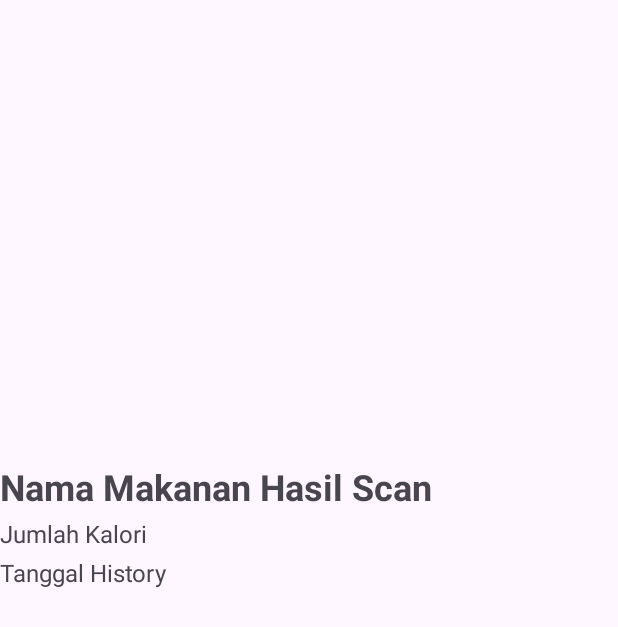
After one commit to BillyPrestoneM/IDEAT-Capstone-Project, an Android app: the DetailHistoryActivity screen opened directly, with no data from a screen before it, on a phone screen of 412 x 824 dp. The commit adds this screen. Shown: the top 627 px of the screen. Run offline under Robolectric (Android 15) with nearby library versions, the phone set to English and light mode, and no system bars; pictures from the network do not load.

Commit message:
pemanggilan detail riwayat

```diff
--- a/app/src/main/java/com/example/ideatapp/MyApplication.kt
+++ b/app/src/main/java/com/example/ideatapp/MyApplication.kt
@@ -1,6 +1,7 @@
 package com.example.ideatapp
 
 import android.app.Application
+import com.example.ideatapp.di.modules.DetailModule
 import com.example.ideatapp.di.modules.HomeModule
 import com.example.ideatapp.di.modules.dataStoreModule
 import com.example.ideatapp.di.modules.scanModule
@@ -16,7 +17,7 @@ class MyApplication : Application() {
         startKoin {
             androidContext(this@MyApplication)
             androidLogger(Level.ERROR)
-            modules(listOf(dataStoreModule, userModule, scanModule, HomeModule))
+            modules(listOf(dataStoreModule, userModule, scanModule, HomeModule, DetailModule))
         }
     }
 }
--- a/app/src/main/java/com/example/ideatapp/data/retrofit/ApiService.kt
+++ b/app/src/main/java/com/example/ideatapp/data/retrofit/ApiService.kt
@@ -1,4 +1,5 @@
 package com.example.ideatapp.data.retrofit
+import com.example.ideatapp.data.model.DetailRiwayatResponse
 import com.example.ideatapp.data.model.LoginResponse
 import com.example.ideatapp.data.model.RegisterResponse
 import com.example.ideatapp.data.model.RiwayatResponse
@@ -11,6 +12,7 @@ import retrofit2.http.GET
 import retrofit2.http.Multipart
 import retrofit2.http.POST
 import retrofit2.http.Part
+import retrofit2.http.Path
 
 interface ApiService {
 
@@ -28,4 +30,7 @@ interface ApiService {
 
     @GET("historyScan")
     suspend fun historyCall(): RiwayatResponse
+
+    @GET("historyScan/{idHistory}")
+    suspend fun detailCall(@Path("idHistory") idHistory: String): Response<DetailRiwayatResponse>
 }
--- /dev/null
+++ b/app/src/main/java/com/example/ideatapp/di/modules/DetailModule.kt
@@ -0,0 +1,17 @@
+package com.example.ideatapp.di.modules
+
+import com.example.ideatapp.data.repository.DetailRepositoryImpl
+import com.example.ideatapp.data.retrofit.ApiConfig
+import com.example.ideatapp.data.retrofit.ApiService
+import com.example.ideatapp.domain.repository.DetailRepository
+import com.example.ideatapp.domain.usecase.DetailUseCase
+import com.example.ideatapp.presentation.viewmodel.DetailViewModelImpl
+import org.koin.androidx.viewmodel.dsl.viewModel
+import org.koin.dsl.module
+
+val DetailModule = module {
+    single<ApiService> { ApiConfig.getApiService() }
+    single<DetailRepository> { DetailRepositoryImpl(get(), get()) }
+    single { DetailUseCase(get()) }
+    viewModel { DetailViewModelImpl(get(), get()) }
+}
--- /dev/null
+++ b/app/src/main/java/com/example/ideatapp/domain/repository/DetailRepository.kt
@@ -0,0 +1,8 @@
+package com.example.ideatapp.domain.repository
+
+import com.example.ideatapp.data.model.DetailRiwayatResponse
+import com.example.ideatapp.di.utils.ResultUtil
+
+interface DetailRepository {
+    suspend fun detailHistory(idHistory: String): ResultUtil<DetailRiwayatResponse>
+}
--- /dev/null
+++ b/app/src/main/java/com/example/ideatapp/domain/usecase/DetailUseCase.kt
@@ -0,0 +1,12 @@
+package com.example.ideatapp.domain.usecase
+
+import com.example.ideatapp.data.model.DetailRiwayatResponse
+import com.example.ideatapp.di.utils.ResultUtil
+import com.example.ideatapp.domain.repository.DetailRepository
+
+class DetailUseCase(private val detailRepository: DetailRepository) {
+    suspend operator fun invoke(idHistory: String) : ResultUtil<DetailRiwayatResponse> {
+        return detailRepository.detailHistory(idHistory)
+
+    }
+}
--- /dev/null
+++ b/app/src/main/java/com/example/ideatapp/presentation/ui/DetailHistoryActivity.kt
@@ -0,0 +1,71 @@
+package com.example.ideatapp.presentation.ui
+
+import android.os.Bundle
+import android.util.Log
+import android.view.View
+import android.widget.ImageView
+import android.widget.ProgressBar
+import android.widget.TextView
+import android.widget.Toast
+import androidx.appcompat.app.AppCompatActivity
+import androidx.lifecycle.Observer
+import com.bumptech.glide.Glide
+import com.example.ideatapp.databinding.ActivityDetailHistoryBinding
+import com.example.ideatapp.di.utils.ResultUtil
+import com.example.ideatapp.presentation.viewmodel.DetailViewModelImpl
+import org.koin.androidx.viewmodel.ext.android.viewModel
+
+class DetailHistoryActivity : AppCompatActivity() {
+    private val detailViewModel: DetailViewModelImpl by viewModel()
+
+    private lateinit var ivHistoryImage: ImageView
+    private lateinit var tvHistoryName: TextView
+    private lateinit var tvKaloriHistory: TextView
+    private lateinit var tvtanggalHistory: TextView
+    private lateinit var progressBar: ProgressBar
+
+    override fun onCreate(savedInstanceState: Bundle?) {
+        super.onCreate(savedInstanceState)
+        val binding = ActivityDetailHistoryBinding.inflate(layoutInflater)
+        setContentView(binding.root)
+
+        ivHistoryImage = binding.ivHistoryImage
+        tvHistoryName = binding.tvHistoryName
+        tvKaloriHistory = binding.tvKaloriHistory
+        tvtanggalHistory = binding.tvtanggalHistory
+        progressBar = binding.progressBar
+
+        val storyId = intent.getStringExtra("STORY_ID") ?: ""
+        Log.d("DetailStoryActivity", "Received story ID: $storyId")
+
+        detailViewModel.fetchDetailHistory(storyId)
+
+        detailViewModel.detailHistory.observe(this) { result ->
+            when (result) {
+                is ResultUtil.Loading -> {
+                    progressBar.visibility = View.VISIBLE
+                }
+
+                is ResultUtil.Success -> {
+                    progressBar.visibility = View.GONE
+                    result.data.data?.let { data ->
+                        tvHistoryName.text = data.makanan ?: "Nama Tidak tersedia"
+                        tvKaloriHistory.text = data.kalori ?: "Kalori Tidak tersedia"
+                        tvtanggalHistory.text = data.tanggal ?: "Tanggal Tidak tersedia"
+                        Glide.with(this)
+                            .load(data.image)
+                            .into(ivHistoryImage)
+                    } ?: showToast("Data tidak tersedia")
+                }
+                is ResultUtil.Error -> {
+                    progressBar.visibility = View.GONE
+                    showToast("Error: ${result.message}")
+                }
+            }
+        }
+
+    }
+    private fun showToast(message: String) {
+        Toast.makeText(this, message, Toast.LENGTH_SHORT).show()
+    }
+}
--- /dev/null
+++ b/app/src/main/java/com/example/ideatapp/presentation/viewmodel/DetailViewModelImpl.kt
@@ -0,0 +1,37 @@
+package com.example.ideatapp.presentation.viewmodel
+
+import androidx.lifecycle.MutableLiveData
+import androidx.lifecycle.ViewModel
+import androidx.lifecycle.viewModelScope
+import com.example.ideatapp.data.model.DetailRiwayatResponse
+import com.example.ideatapp.di.utils.ResultUtil
+import com.example.ideatapp.domain.usecase.DetailUseCase
+import com.example.ideatapp.domain.usecase.GetTokenUseCase
+import kotlinx.coroutines.launch
+
+class DetailViewModelImpl(
+    private val detailUseCase: DetailUseCase,
+    private val getTokenUseCase: GetTokenUseCase
+) : ViewModel() {
+
+    private val _detailHistory = MutableLiveData<ResultUtil<DetailRiwayatResponse>>()
+    val detailHistory: MutableLiveData<ResultUtil<DetailRiwayatResponse>> = _detailHistory
+
+    fun fetchDetailHistory(idHistory: String) {
+        viewModelScope.launch {
+            val token = getTokenUseCase()
+            if (token == null) {
+                _detailHistory.value = ResultUtil.Error("Token not found")
+                return@launch
+            }
+
+            try {
+                _detailHistory.value = ResultUtil.Loading
+                val result = detailUseCase(idHistory)
+                _detailHistory.value = result
+            } catch (e: Exception) {
+                _detailHistory.value = ResultUtil.Error("Request failed: ${e.message}")
+            }
+        }
+    }
+}
--- /dev/null
+++ b/app/src/main/res/layout/activity_detail_history.xml
@@ -0,0 +1,68 @@
+<?xml version="1.0" encoding="utf-8"?>
+<ScrollView xmlns:android="http://schemas.android.com/apk/res/android"
+    xmlns:app="http://schemas.android.com/apk/res-auto"
+    xmlns:tools="http://schemas.android.com/tools"
+    android:id="@+id/main"
+    android:layout_width="match_parent"
+    android:layout_height="match_parent"
+    tools:context=".presentation.ui.DetailHistoryActivity">
+
+    <LinearLayout
+        android:layout_width="match_parent"
+        android:layout_height="wrap_content"
+        android:orientation="vertical">
+
+        <androidx.constraintlayout.widget.ConstraintLayout
+            android:layout_width="match_parent"
+            android:layout_height="wrap_content">
+
+            <ImageView
+                android:id="@+id/ivHistoryImage"
+                android:layout_width="0dp"
+                android:layout_height="300dp"
+                android:scaleType="centerCrop"
+                app:layout_constraintStart_toStartOf="parent"
+                app:layout_constraintEnd_toEndOf="parent"
+                app:layout_constraintTop_toTopOf="parent"/>
+        </androidx.constraintlayout.widget.ConstraintLayout>
+
+        <TextView
+            android:id="@+id/tvHistoryName"
+            android:layout_width="wrap_content"
+            android:layout_height="wrap_content"
+            android:text="@string/nama_makanan_hasil_scan"
+            android:textSize="24sp"
+            android:textStyle="bold"
+            android:layout_marginTop="8dp"/>
+
+        <TextView
+            android:id="@+id/tvKaloriHistory"
+            android:layout_width="wrap_content"
+            android:layout_height="wrap_content"
+            android:text="@string/jumlah_kalori"
+            android:textSize="16sp"
+            android:layout_marginTop="4dp"/>
+
+        <TextView
+            android:id="@+id/tvtanggalHistory"
+            android:layout_width="wrap_content"
+            android:layout_height="wrap_content"
+            android:text="@string/tanggal_history"
+            android:textSize="16sp"
+            android:layout_marginTop="4dp"/>
+
+
+        <ProgressBar
+            android:layout_width="wrap_content"
+            android:layout_height="wrap_content"
+            android:id="@+id/progressBar"
+            style="?android:attr/progressBarStyle"
+            android:visibility="gone"
+            app:layout_constraintBottom_toBottomOf="parent"
+            app:layout_constraintEnd_toEndOf="parent"
+            app:layout_constraintStart_toStartOf="parent"
+            app:layout_constraintTop_toTopOf="parent"/>
+
+    </LinearLayout>
+
+</ScrollView>
--- a/app/src/main/res/layout/item_history.xml
+++ b/app/src/main/res/layout/item_history.xml
@@ -6,6 +6,7 @@
     xmlns:tools="http://schemas.android.com/tools"
     android:layout_marginBottom="8dp"
     app:cardCornerRadius="8dp"
+    android:id="@+id/history_detail_card"
     app:cardElevation="4dp">
 
     <LinearLayout
--- a/app/src/main/res/values/strings.xml
+++ b/app/src/main/res/values/strings.xml
@@ -40,4 +40,7 @@
     <string name="hitung_nilai_kalori">Hitung Nilai Kalori</string>
     <string name="galeri">galeri</string>
     <string name="camera">camera</string>
+    <string name="jumlah_kalori">Jumlah Kalori</string>
+    <string name="tanggal_history">Tanggal History</string>
+    <string name="nama_makanan_hasil_scan">Nama Makanan Hasil Scan</string>
 </resources>
```
Also changed, not shown: app/src/main/AndroidManifest.xml (+7 -2 lines), app/src/main/java/com/example/ideatapp/data/model/DetailRiwayatResponse.kt (added, +33 -0 lines), app/src/main/java/com/example/ideatapp/data/repository/DetailRepositoryImpl.kt (added, +34 -0 lines), app/src/main/java/com/example/ideatapp/presentation/ui/home/HistoryAdapter.kt (+10 -0 lines).
